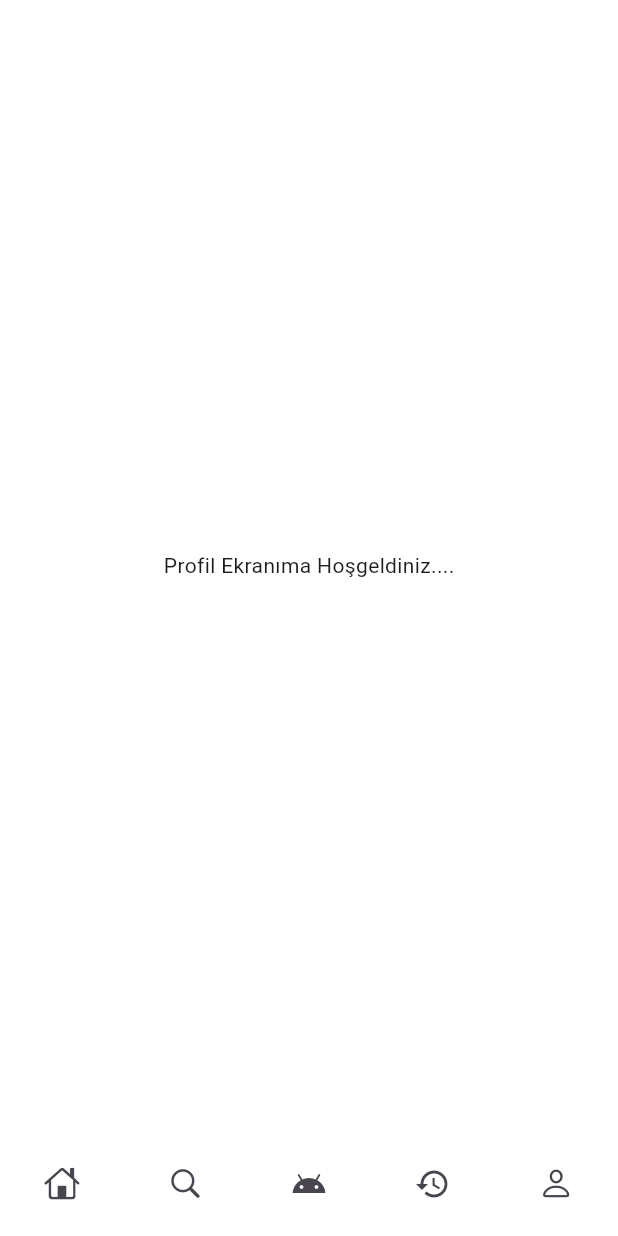
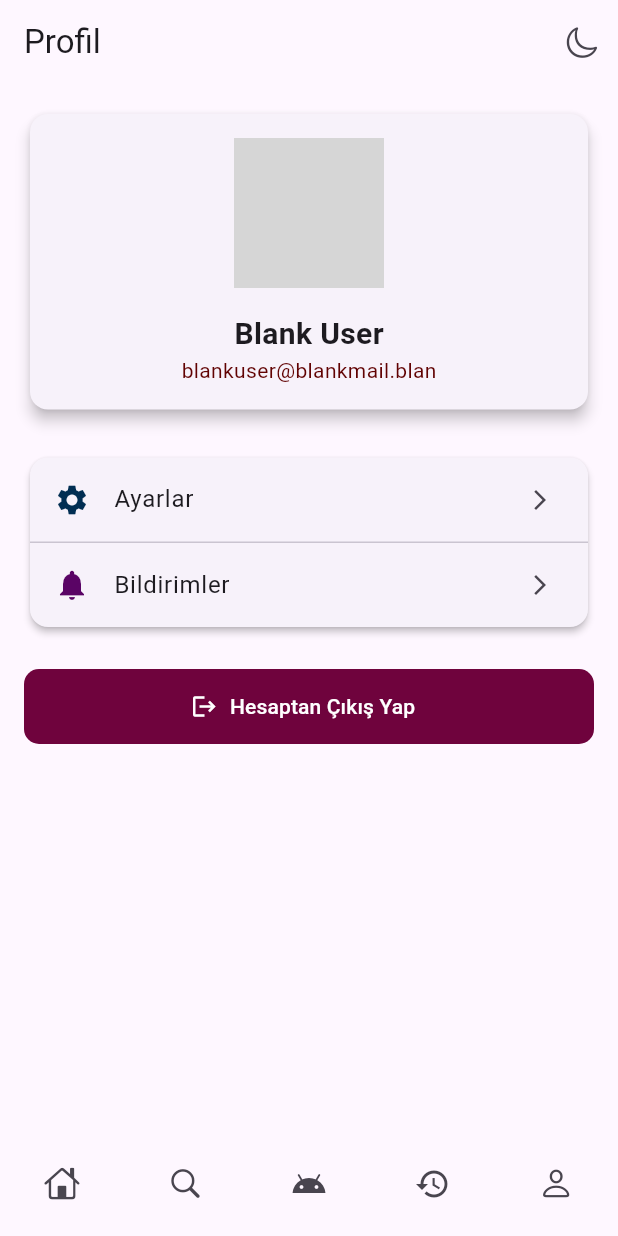
Before and after one commit to mertcelikt/xenlauncher, a Flutter app: the ProfileScreen screen opened by its route, on a phone screen of 412 x 824 dp. Run offline on Flutter 3.47's test engine with Material 3 defaults, Android fonts, the phone set to English and light mode, and no system bars; our stand-ins replace go_router, lottie; missing offline and left inert: dotlottie_loader; grey boxes are pictures that could not be loaded.

Commit message:
Update Screen

```diff
--- a/lib/main.dart
+++ b/lib/main.dart
@@ -1,6 +1,8 @@
 import 'package:flutter/material.dart';
 import 'core/routes.dart';
-
+import 'package:provider/provider.dart';
+import 'theme_provider.dart';
+import 'profile_screen.dart';
 
 
 void main() {
--- /dev/null
+++ b/lib/profile_screen.dart
@@ -0,0 +1 @@
+// TODO Implement this library.
--- a/lib/screens/profile_screen.dart
+++ b/lib/screens/profile_screen.dart
@@ -1,6 +1,10 @@
+import 'package:flutter/cupertino.dart';
 import 'package:flutter/material.dart';
+import 'package:go_router/go_router.dart';
+import 'package:provider/provider.dart';
 
 import '../core/constants.dart';
+import '../core/themes.dart';
 import '../widgets/bottom_menu.dart';
 
 class ProfileScreen extends StatelessWidget {
@@ -8,13 +12,124 @@ class ProfileScreen extends StatelessWidget {
 
   @override
   Widget build(BuildContext context) {
-    return const Scaffold(
-      backgroundColor: arkaplanRenkim, // .fromARGB(255, 35, 47, 59),
+    final isDarkMode = Theme.of(context).brightness == Brightness.dark;
 
-      body: Center(
-        child: Text("Profil Ekranıma Hoşgeldiniz...."),
+    return Scaffold(
+      appBar: AppBar(
+        title: const Text("Profil"),
+        actions: [
+          // Karanlık mod / açık mod geçiş butonu
+          IconButton(
+            icon: Icon(isDarkMode ? CupertinoIcons.sun_max : CupertinoIcons.moon),
+            onPressed: () {
+              context.read<ThemeProvider>().toggleTheme();
+            },
+          ),
+        ],
       ),
-      bottomNavigationBar: BottomMenu(),
+      body: ListView(
+        padding: const EdgeInsets.all(16),
+        children: [
+          // Profil kartı
+          Card(
+            elevation: 4,
+            shape: RoundedRectangleBorder(borderRadius: BorderRadius.circular(12)),
+            child: Padding(
+              padding: const EdgeInsets.all(16),
+              child: Column(
+                children: [
+                  // Profil resmi veya baş harfler
+                  CircleAvatar(
+                    radius: 50,
+                    backgroundImage: AssetImage("assets/profile.jpg"), // Eğer bir resim yoksa, baş harfler gösterilecek
+                    child: Text(
+                      "BU",
+                      style: TextStyle(fontSize: 50, fontWeight: FontWeight.bold, color: const Color.fromARGB(255, 121, 17, 177)),
+                    ),
+                  ),
+                  const SizedBox(height: 16),
+                  // Kullanıcı bilgileri
+                  Text(
+                    "Blank User",
+                    style: TextStyle(fontSize: 20, fontWeight: FontWeight.bold),
+                  ),
+                  Text(
+                    "blankuser@blankmail.blan",
+                    style: TextStyle(color: const Color.fromARGB(255, 97, 2, 2)),
+                  ),
+                ],
+              ),
+            ),
+          ),
+
+          const SizedBox(height: 24),
+
+          // Ayarlar ve bildirimler bölümü
+          Card(
+            elevation: 2,
+            child: Column(
+              children: [
+                ListTile(
+                  leading: const Icon(Icons.settings, color: Color.fromARGB(255, 1, 46, 82)),
+                  title: const Text("Ayarlar"),
+                  trailing: const Icon(Icons.arrow_forward_ios, size: 16),
+                  onTap: () {
+                    // Ayarlar ekranına gitme işlemi
+                    context.push('/settings');
+                  },
+                ),
+                const Divider(height: 1),
+                ListTile(
+                  leading: const Icon(Icons.notifications, color: Color.fromARGB(255, 90, 4, 101)),
+                  title: const Text("Bildirimler"),
+                  trailing: const Icon(Icons.arrow_forward_ios, size: 16),
+                  onTap: () {
+                    // Bildirimler ekranına gitme işlemi
+                    context.push('/notifications');
+                  },
+                ),
+              ],
+            ),
+          ),
+
+          const SizedBox(height: 24),
+
+          // Çıkış yap butonu
+          FilledButton.icon(
+            onPressed: () {
+              // Çıkış işlemi yapılacak
+              context.go('/login');
+            },
+            icon: const Icon(Icons.logout),
+            label: const Text("Hesaptan Çıkış Yap"),
+            style: FilledButton.styleFrom(
+              backgroundColor: const Color.fromARGB(255, 111, 3, 61),
+              minimumSize: const Size(double.infinity, 50),
+              shape: RoundedRectangleBorder(
+                borderRadius: BorderRadius.circular(10),
+              ),
+            ),
+          ),
+
+          const SizedBox(height: 12),
+
+          // Geri dön butonu (eğer önceki sayfa varsa)
+          if (context.canPop())
+            OutlinedButton.icon(
+              onPressed: () => context.pop(),
+              icon: const Icon(Icons.arrow_back),
+              label: const Text("Geri Dön"),
+              style: OutlinedButton.styleFrom(
+                minimumSize: const Size(double.infinity, 50),
+              ),
+            ),
+        ],
+      ),
+      bottomNavigationBar: const BottomMenu(), // Alt menü bileşeni
     );
   }
 }
+
+class ThemeProvider {
+  void toggleTheme() {}
+}
--- /dev/null
+++ b/lib/theme_provider.dart
@@ -0,0 +1 @@
+// TODO Implement this library.
--- a/pubspec.yaml
+++ b/pubspec.yaml
@@ -15,6 +15,7 @@ dependencies:
   flutter_secure_storage: ^9.2.2    # Güvenli veri depolama için
   go_router: ^14.6.2                  # Sayfa yönlendirme (routing) için
   lottie: ^3.1.3
+  provider: ^6.1.2
   shared_preferences: ^2.5.1       # Basit veri depolama için
 
 dev_dependencies:
```
Also changed, not shown: pubspec.lock.
